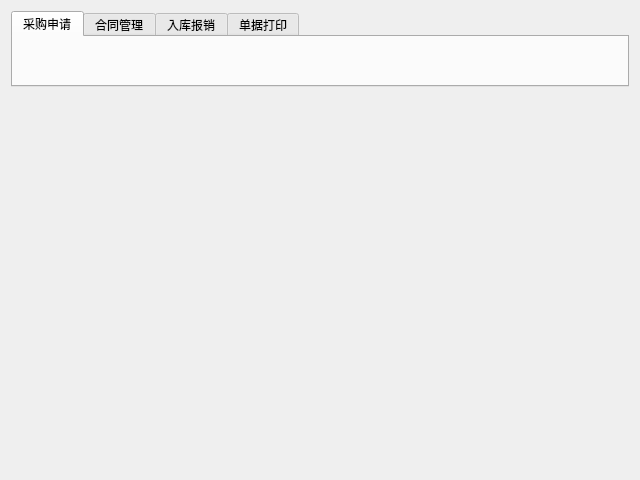
First picture: the form in views/transaction_template.ui, repository earlideal/jiandan, before the edit.
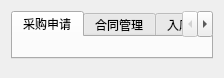
Second picture: the form after the edit.

What changed in the file:
```diff
--- a/views/transaction_template.ui
+++ b/views/transaction_template.ui
@@ -6,8 +6,8 @@
    <rect>
     <x>0</x>
     <y>0</y>
-    <width>640</width>
-    <height>480</height>
+    <width>224</width>
+    <height>78</height>
    </rect>
   </property>
   <property name="windowTitle">
```
